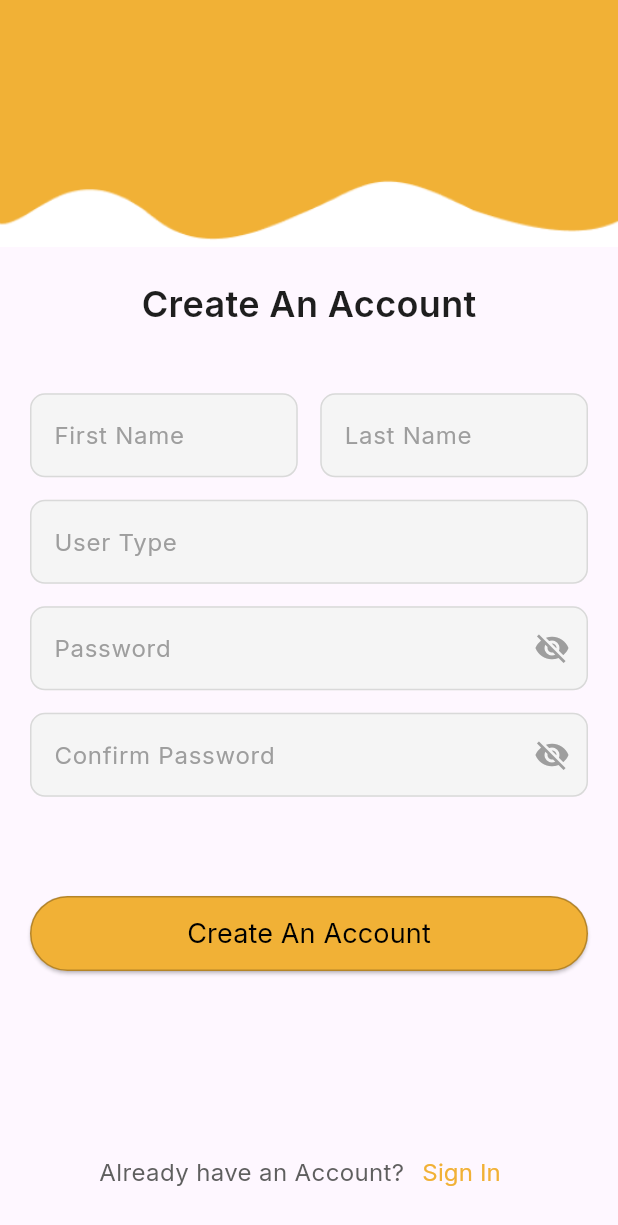
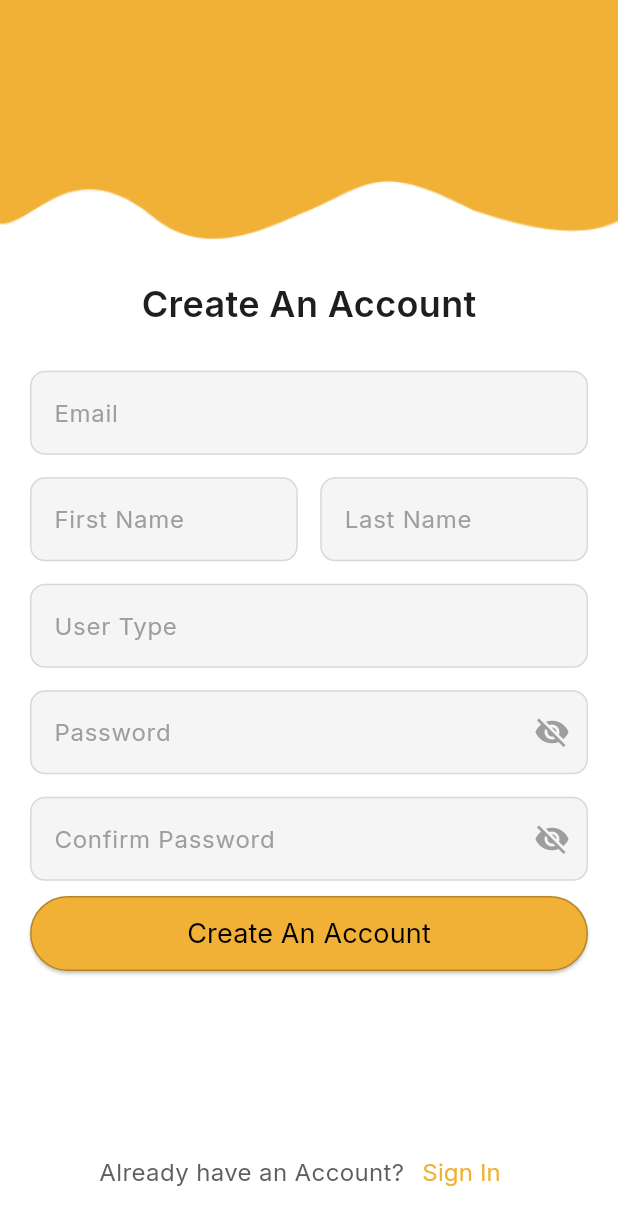
Before and after one commit to rustinashakya/Big-Bites-A-Canteen-Management-App, a Flutter app: the screen it shows after launch, after a tap on "Create One", on a phone screen of 412 x 824 dp. Shown: the top 1225 px of the screen. Run offline on Flutter 3.47's test engine with Material 3 defaults, Android fonts, the phone set to English and light mode, and no system bars; our stand-ins replace cloud_firestore, firebase_auth, firebase_core, flutter_form_builder, flutter_native_splash, get and 1 more; accounts and stored records are empty; network calls fail.

Commit message:
Few Updates

```diff
--- a/big_bites/lib/main.dart
+++ b/big_bites/lib/main.dart
@@ -1,8 +1,11 @@
+import 'package:big_bites/pages/dashboard_page/dashboard_page.dart';
+import 'package:big_bites/pages/detail_page/detail_page.dart';
+import 'package:big_bites/pages/splash.dart';
 import 'package:firebase_core/firebase_core.dart';
 import 'firebase_options.dart';
 import 'package:big_bites/pages/splash.dart';
-import 'package:big_bites/pages/dashboard_page/dashboard_page.dart';
 import 'package:flutter/material.dart';
+import 'package:get/get.dart';
 import 'package:flutter_native_splash/flutter_native_splash.dart';
 
 void main() async {
@@ -21,7 +24,7 @@ class MyApp extends StatelessWidget {
   // This widget is the root of your application.
   @override
   Widget build(BuildContext context) {
-    return MaterialApp(
+    return GetMaterialApp(
         title: 'Big Bites - A Canteen Management App',
         debugShowCheckedModeBanner: false,
         theme: ThemeData(
@@ -29,12 +32,9 @@ class MyApp extends StatelessWidget {
           useMaterial3: true,
         ),
         home: Splash(),
-      // home: const Splash(),
-      // home: const DashboardPage(),
+        // home: const DashboardPage()
         // home: CreateAnAccountPage(),
         // home: WelcomePage(),
-      // home: OrderNow(),
-      // home: DetailPage(),
         );
   }
 }
--- a/big_bites/lib/pages/create_an_account.dart
+++ b/big_bites/lib/pages/create_an_account.dart
@@ -27,6 +27,7 @@ class _CreateAnAccountPageState extends State<CreateAnAccountPage> {
     final deviceHeight = MediaQuery.of(context).size.height;
 
     return Scaffold(
+      backgroundColor: const Color(0xFFFFFFFF),
       body: Stack(
         children: [
           // Top Surface Image
@@ -75,116 +76,36 @@ class _CreateAnAccountPageState extends State<CreateAnAccountPage> {
             right: 20.0,
             child: Column(
               children: [
-                // Top Section
-                // Container(
-                //   height: MediaQuery.of(context).size.height *
-                //       0.89, // Takes 85% of the screen
-                //   padding: const EdgeInsets.symmetric(horizontal: 20),
-                //   child: Column(
-                //     children: [
-                //       40.verticalBox,
-                //       const Text(
-                //         "Sign Up",
-                //         style: TextStyle(
-                //           fontFamily: 'Inter',
-                //           fontWeight: FontWeight.bold,
-                //           fontSize: 24,
-                //           color: Colors.black,
-                //         ),
-                //       ),
-                //       80.verticalBox,
-                      // Expanded(
-                      //   child: Column(
-                      //     children: [
-                      //       // Email Field
-                      //       _buildTextField(name: 'email', hintText: 'Email'),
 
-                      //       const SizedBox(height: 10),
+                // Email Text Field
+                TextField(
+                  controller: email,
+                  decoration: InputDecoration(
+                    filled: true,
+                    fillColor: const Color(0xFFF5F5F5),
+                    hintText: 'Email',
+                    hintStyle: const TextStyle(
+                      fontFamily: 'Inter',
+                      fontWeight: FontWeight.w400,
+                      fontSize: 16,
+                      color: Colors.grey,
+                    ),
+                    border: OutlineInputBorder(
+                      borderRadius: BorderRadius.circular(10.0),
+                      borderSide: const BorderSide(
+                        color: Color(0xFFD9D9D9),
+                      ),
+                    ),
+                    enabledBorder: OutlineInputBorder(
+                      borderRadius: BorderRadius.circular(10.0),
+                      borderSide: const BorderSide(
+                        color: Color(0xFFD9D9D9),
+                      ),
+                    ),
+                  ),
+                ),
 
-                      //       // Name Fields
-                      //       Row(
-                      //         children: [
-                      //           Expanded(
-                      //             child: _buildTextField(
-                      //                 name: 'firstName',
-                      //                 hintText: 'First Name'),
-                      //           ),
-                      //           const SizedBox(width: 10),
-                      //           Expanded(
-                      //             child: _buildTextField(
-                      //                 name: 'lastName', hintText: 'Last Name'),
-                      //           ),
-                      //         ],
-                      //       ),
-
-                      //       const SizedBox(height: 10),
-
-                      //       // User Type Dropdown
-                      //       _buildDropdown(
-                      //         name: 'userType',
-                      //         hintText: 'User Type',
-                      //         items: const [
-                      //           DropdownMenuItem(
-                      //               value: 'Staff', child: Text('Staff')),
-                      //           DropdownMenuItem(
-                      //               value: 'Customer', child: Text('Customer')),
-                      //         ],
-                      //       ),
-
-                      //       const SizedBox(height: 10),
-
-                      //       // Organization Dropdown
-                      //       _buildDropdown(
-                      //         name: 'organization',
-                      //         hintText: 'Organization',
-                      //         items: const [
-                      //           DropdownMenuItem(
-                      //               value: 'Company A',
-                      //               child: Text('Company A')),
-                      //           DropdownMenuItem(
-                      //               value: 'Company B',
-                      //               child: Text('Company B')),
-                      //         ],
-                      //       ),
-
-                      //       const SizedBox(height: 10),
-
-                      //       // Password Fields
-                      //       _buildTextField(
-                      //           name: 'password', hintText: 'Password'),
-                      //       const SizedBox(height: 10),
-                      //       _buildTextField(
-                      //           name: 'confirmPassword',
-                      //           hintText: 'Confirm Password'),
-                      //     ],
-                      //   ),
-                      // ),
-                //       ElevatedButton(
-                //         style: ElevatedButton.styleFrom(
-                //           backgroundColor: const Color(0xFFF1B136),
-                //           shape: RoundedRectangleBorder(
-                //             borderRadius: BorderRadius.circular(50.0),
-                //             side: BorderSide(
-                //               color: Colors.black.withOpacity(0.25),
-                //               width: 1.0,
-                //             ),
-                //           ),
-                //           minimumSize: const Size(
-                //               double.infinity, 50), // Full-width button
-                //         ),
-                //         onPressed: () {
-                //           Navigator.push(
-                //               context,
-                //               MaterialPageRoute(
-                //                   builder: (context) => DashboardPage()));
-                //         },
-                //         child: const Text("Sign Up"),
-                //       ),
-                //     ],
-                //   ),
-                // ),
-
-                const SizedBox(height: 15.0),
+                SizedBox(height: 15.0),
 
                 Row(
                   children: [
--- a/big_bites/lib/pages/sign_in.dart
+++ b/big_bites/lib/pages/sign_in.dart
@@ -104,7 +104,7 @@ class _SignInPageState extends State<SignInPage> {
                     style: TextStyle(
                       fontFamily: 'Inter',
                       fontWeight: FontWeight.bold,
-                      fontSize: 30,
+                      fontSize: 25,
                       color: Color(0xFFFFC01E),
                     ),
                   ),
@@ -112,7 +112,6 @@ class _SignInPageState extends State<SignInPage> {
               ),
             ),
           ),
-
 
           // sign In Text
           Positioned(
@@ -233,9 +232,10 @@ class _SignInPageState extends State<SignInPage> {
                     width: 1.0,
                   ),
                 ),
-                minimumSize: const Size(double.infinity, 50), // Full-width button
+                minimumSize:
+                    const Size(double.infinity, 50), // Full-width button
               ),
-              onPressed: (()=>signIn()),
+              onPressed: (() => signIn()),
               child: Text(
                 'Sign In',
                 style: TextStyle(
```
Lines whose indentation alone changed are shown as unchanged.
